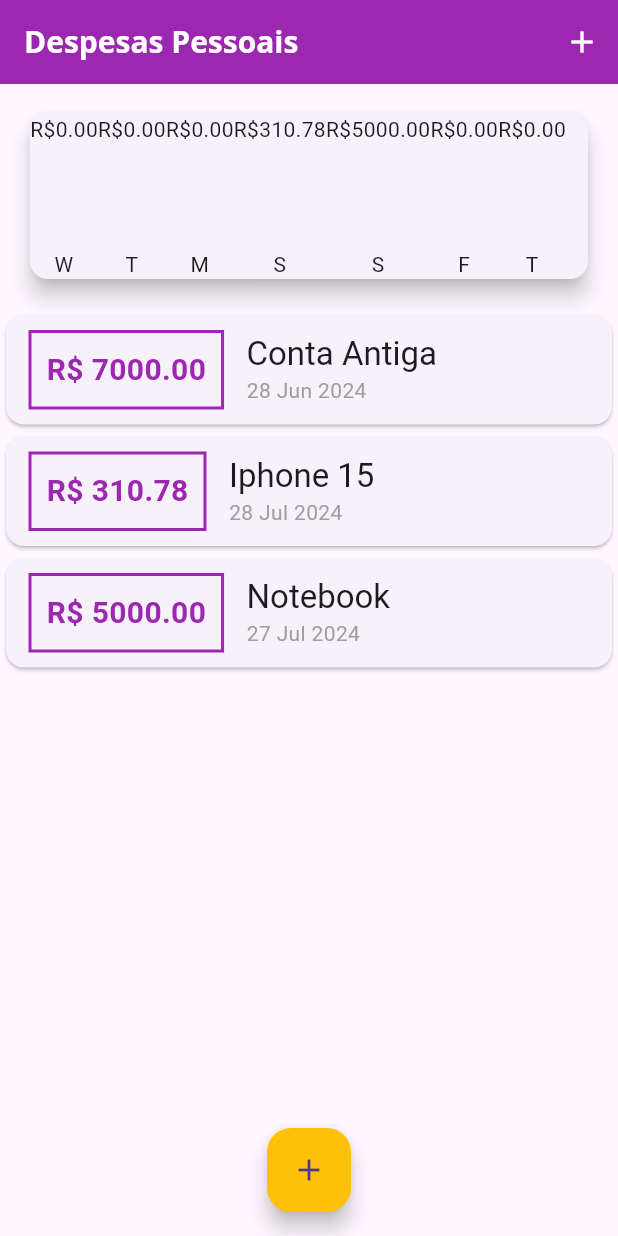
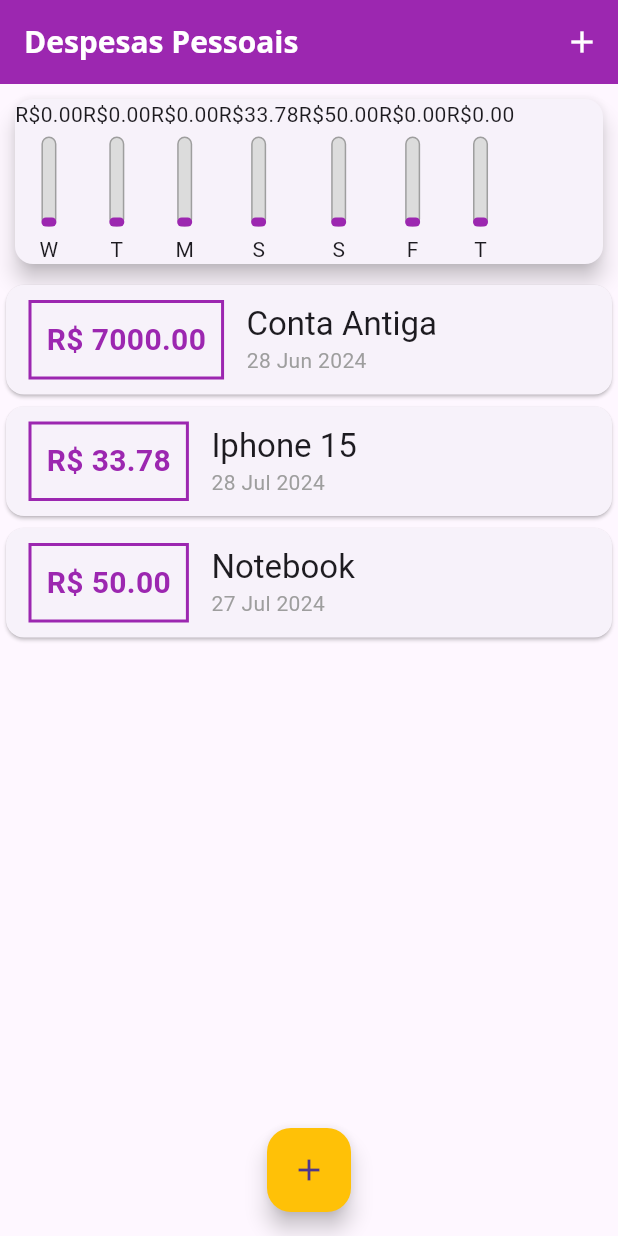
Before and after one commit to luisgs7/expenses-flutter-app, a Flutter app: the screen it shows after launch, on a phone screen of 412 x 824 dp. Run offline on Flutter 3.47's test engine with Material 3 defaults, Android fonts, the phone set to English and light mode, and no system bars; missing offline and left inert: dart:ffi.

Commit message:
grafic ok

```diff
--- a/lib/components/chart.dart
+++ b/lib/components/chart.dart
@@ -1,3 +1,5 @@
+import 'dart:ffi';
+
 import 'package:expenses/components/chart_bar.dart';
 import 'package:expenses/models/transaction.dart';
 import 'package:flutter/material.dart';
@@ -43,13 +45,13 @@ class Chart extends StatelessWidget {
     groupedTransactions;
     return Card(
       elevation: 6,
-      margin: EdgeInsets.all(20),
+      margin: EdgeInsets.all(10),
       child: Row(
         children: groupedTransactions.map((tr) {
           return ChartBar(
-            label: tr['day'],
-            value: tr['value'],
-            percentage: 0,
+            label: tr['day'] as String,
+            value: tr['value'] as double,
+            percentage: 0.1,
           );
         }).toList(),
       ),
--- a/lib/components/chart_bar.dart
+++ b/lib/components/chart_bar.dart
@@ -16,13 +16,36 @@ class ChartBar extends StatelessWidget {
     return Column(
       children: [
         Text('R\$${value.toStringAsFixed(2)}'),
-        SizedBox(height: 5),
-        Container(
+        const SizedBox(height: 5),
+        SizedBox(
           height: 60,
           width: 10,
-          child: null,
+          child: Stack(
+            alignment: Alignment.bottomCenter,
+            children: [
+              Container(
+                decoration: BoxDecoration(
+                  border: Border.all(
+                    color: Colors.grey,
+                    width: 1.0,
+                  ),
+                  color: const Color.fromRGBO(220, 220, 220, 1),
+                  borderRadius: BorderRadius.circular(5),
+                ),
+              ),
+              FractionallySizedBox(
+                heightFactor: percentage,
+                child: Container(
+                  decoration: BoxDecoration(
+                    color: Theme.of(context).colorScheme.primary,
+                    borderRadius: BorderRadius.circular(5),
+                  ),
+                ),
+              )
+            ],
+          ),
         ),
-        SizedBox(height: 5),
+        const SizedBox(height: 5),
         Text(label),
       ],
     );
--- a/lib/main.dart
+++ b/lib/main.dart
@@ -65,13 +65,13 @@ class _MyHomePageState extends State<MyHomePage> {
     Transaction(
       id: 't1',
       title: 'Iphone 15',
-      value: 310.78,
+      value: 33.78,
       date: DateTime.now().subtract(Duration(days: 3)),
     ),
     Transaction(
       id: 't2',
       title: 'Notebook',
-      value: 5000.00,
+      value: 50.00,
       date: DateTime.now().subtract(Duration(days: 4)),
     ),
   ];
```
